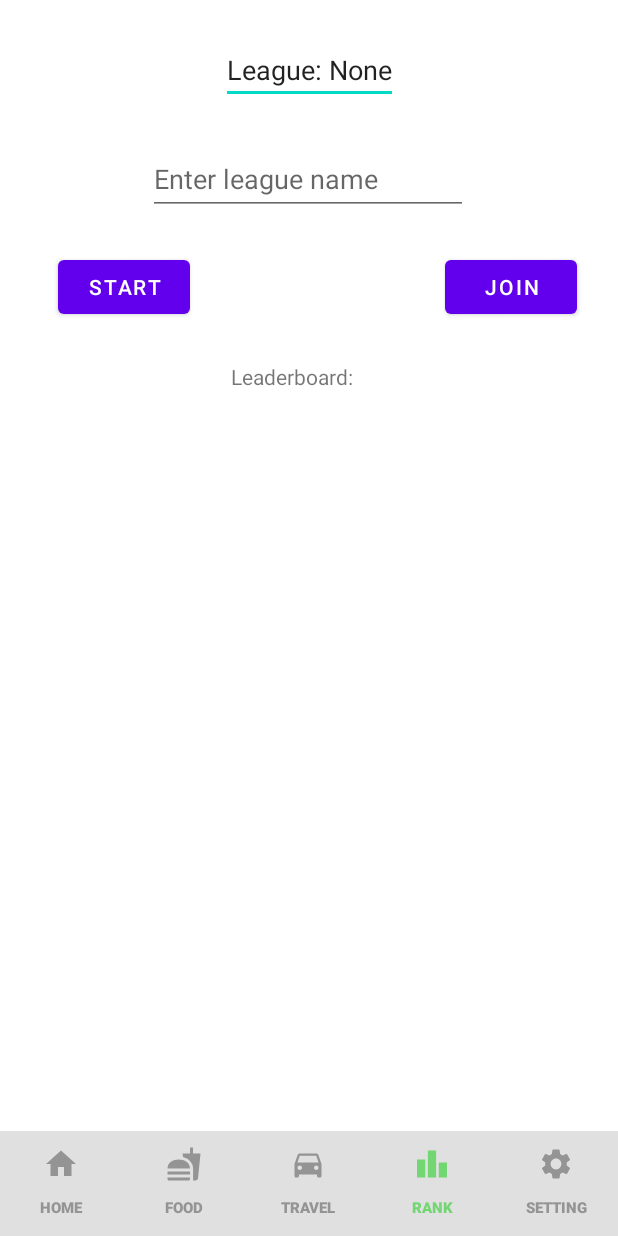
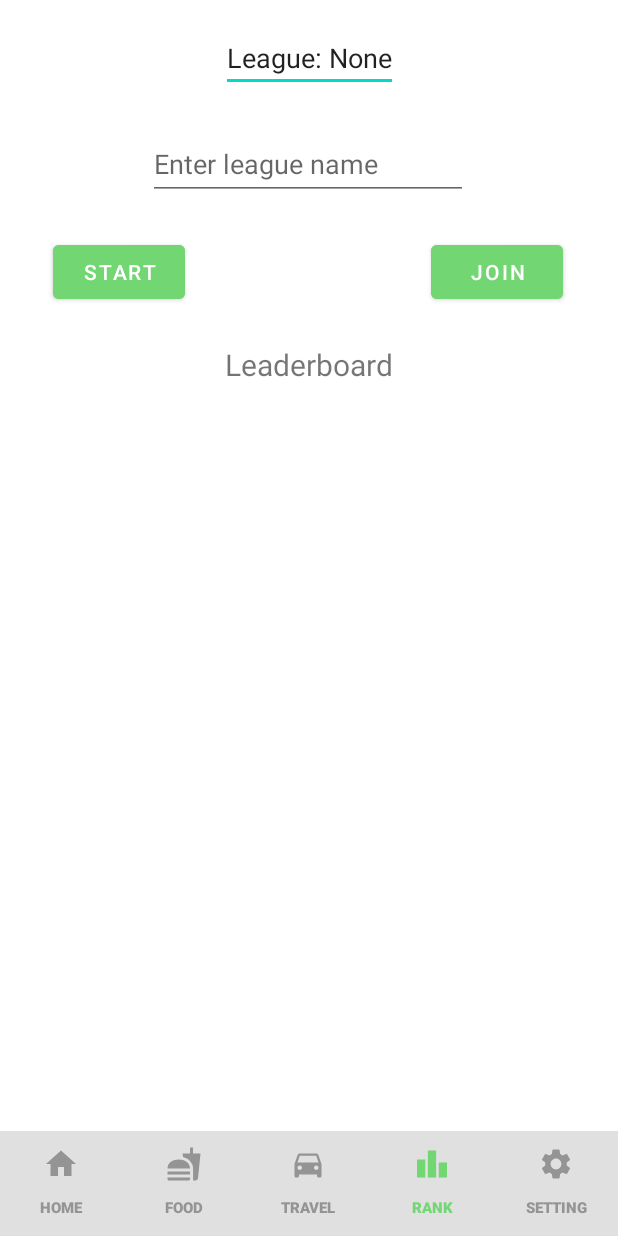
Before and after one commit to AlexNiu1/Carbon_E-Race, an Android app: the Leaderboard screen opened directly, with no data from a screen before it, on a phone screen of 412 x 824 dp. Run offline under Robolectric (Android 15) with nearby library versions, the phone set to English and light mode, and no system bars; Roboto replaces fonts that are not available here.

Commit message:
committed leaderboard error

```diff
--- a/app/src/main/java/com/example/carbone_raceapplication/Leaderboard.java
+++ b/app/src/main/java/com/example/carbone_raceapplication/Leaderboard.java
@@ -21,6 +21,8 @@ public class Leaderboard extends AppCompatActivity {
         setContentView(R.layout.activity_leaderboard);
         SharedPreferences prefs = getSharedPreferences("app", MODE_PRIVATE);
         String league = prefs.getString("league", null);
+        TextView errorText = findViewById(R.id.error);
+        errorText.setVisibility(View.INVISIBLE);
         if (league == null){
             findViewById(R.id.leaveleague).setEnabled(false);
             findViewById(R.id.leaveleague).setVisibility(View.INVISIBLE);
@@ -75,9 +77,11 @@ public class Leaderboard extends AppCompatActivity {
                 EditText name = findViewById(R.id.leaguename);
                 String newleague = name.getText().toString();
                 if (!newleague.matches("[a-zA-Z0-9]*")){
-                    name.setText("Error: League name is either not valid or already in use");
+                    //name.setText("Error: League name is either not valid or already in use");
+                    errorText.setVisibility(View.VISIBLE);
                 }
                 else {
+                    errorText.setVisibility(View.INVISIBLE);
                     SharedPreferences.Editor editor = prefs.edit();
                     editor.putString("league", newleague);
                     editor.apply();
@@ -120,11 +124,11 @@ public class Leaderboard extends AppCompatActivity {
                     TextView three = findViewById(R.id.thirdplace);
                     TextView four = findViewById(R.id.fourthplace);
                     TextView five = findViewById(R.id.fifthplace);
-                    one.setText("1st: " + arr.get(0) + " , " + al.get(0));
-                    two.setText("2nd: " + arr.get(1) + " , " + al.get(1));
-                    three.setText("3rd: " + arr.get(2) + " , " + al.get(2));
-                    four.setText("4th: " + arr.get(3) + " , " + al.get(3));
-                    five.setText("5th: " + arr.get(4) + " , " + al.get(4));
+                    one.setText("1st: " + arr.get(0) + ", " + al.get(0));
+                    two.setText("2nd: " + arr.get(1) + ", " + al.get(1));
+                    three.setText("3rd: " + arr.get(2) + ", " + al.get(2));
+                    four.setText("4th: " + arr.get(3) + ", " + al.get(3));
+                    five.setText("5th: " + arr.get(4) + ", " + al.get(4));
                 }
             }
         });
@@ -179,11 +183,11 @@ public class Leaderboard extends AppCompatActivity {
                     TextView three = findViewById(R.id.thirdplace);
                     TextView four = findViewById(R.id.fourthplace);
                     TextView five = findViewById(R.id.fifthplace);
-                    one.setText("1st: " + arr.get(0) + " , " + al.get(0));
-                    two.setText("2nd: " + arr.get(1) + " , " + al.get(1));
-                    three.setText("3rd: " + arr.get(2) + " , " + al.get(2));
-                    four.setText("4th: " + arr.get(3) + " , " + al.get(3));
-                    five.setText("5th: " + arr.get(4) + " , " + al.get(4));
+                    one.setText("1st: " + arr.get(0) + ", " + al.get(0));
+                    two.setText("2nd: " + arr.get(1) + ", " + al.get(1));
+                    three.setText("3rd: " + arr.get(2) + ", " + al.get(2));
+                    four.setText("4th: " + arr.get(3) + ", " + al.get(3));
+                    five.setText("5th: " + arr.get(4) + ", " + al.get(4));
                 }
             }
         });
--- /dev/null
+++ b/app/src/main/res/drawable/ic_baseline_error_outline_24.xml
@@ -0,0 +1,5 @@
+<vector android:height="24dp" android:tint="#CC0202"
+    android:viewportHeight="24" android:viewportWidth="24"
+    android:width="24dp" xmlns:android="http://schemas.android.com/apk/res/android">
+    <path android:fillColor="@android:color/white" android:pathData="M11,15h2v2h-2zM11,7h2v6h-2zM11.99,2C6.47,2 2,6.48 2,12s4.47,10 9.99,10C17.52,22 22,17.52 22,12S17.52,2 11.99,2zM12,20c-4.42,0 -8,-3.58 -8,-8s3.58,-8 8,-8 8,3.58 8,8 -3.58,8 -8,8z"/>
+</vector>
--- a/app/src/main/res/layout/activity_leaderboard.xml
+++ b/app/src/main/res/layout/activity_leaderboard.xml
@@ -93,36 +93,42 @@
 
     <TextView
         android:id="@+id/fifthplace"
-        android:layout_width="295dp"
-        android:layout_height="20dp"
-        android:layout_marginTop="24dp"
+        android:layout_width="286dp"
+        android:layout_height="22dp"
+        android:layout_marginTop="22dp"
+        android:textStyle="bold"
         app:layout_constraintEnd_toEndOf="parent"
         app:layout_constraintStart_toStartOf="parent"
         app:layout_constraintTop_toBottomOf="@+id/fourthplace" />
 
     <TextView
         android:id="@+id/fourthplace"
-        android:layout_width="294dp"
-        android:layout_height="16dp"
-        android:layout_marginTop="24dp"
+        android:layout_width="286dp"
+        android:layout_height="22dp"
+        android:layout_marginTop="22dp"
+        android:textStyle="bold"
         app:layout_constraintEnd_toEndOf="parent"
         app:layout_constraintStart_toStartOf="parent"
         app:layout_constraintTop_toBottomOf="@+id/thirdplace" />
 
     <TextView
         android:id="@+id/thirdplace"
-        android:layout_width="290dp"
-        android:layout_height="17dp"
-        android:layout_marginTop="28dp"
+        android:layout_width="286dp"
+        android:layout_height="22dp"
+        android:layout_marginTop="22dp"
+        android:textColor="#cd7f32"
+        android:textStyle="bold"
         app:layout_constraintEnd_toEndOf="parent"
         app:layout_constraintStart_toStartOf="parent"
         app:layout_constraintTop_toBottomOf="@+id/secondplace" />
 
     <TextView
         android:id="@+id/secondplace"
-        android:layout_width="289dp"
-        android:layout_height="19dp"
-        android:layout_marginTop="24dp"
+        android:layout_width="286dp"
+        android:layout_height="22dp"
+        android:layout_marginTop="22dp"
+        android:textColor="#aaa9ad"
+        android:textStyle="bold"
         app:layout_constraintEnd_toEndOf="parent"
         app:layout_constraintStart_toStartOf="parent"
         app:layout_constraintTop_toBottomOf="@+id/firstplace" />
@@ -131,7 +137,7 @@
         android:id="@+id/room"
         android:layout_width="wrap_content"
         android:layout_height="wrap_content"
-        android:layout_marginTop="24dp"
+        android:layout_marginTop="16dp"
         android:text="League: None"
         app:layout_constraintEnd_toEndOf="parent"
         app:layout_constraintStart_toStartOf="parent"
@@ -142,7 +148,8 @@
         android:layout_width="wrap_content"
         android:layout_height="wrap_content"
         android:layout_marginTop="24dp"
-        android:layout_marginEnd="44dp"
+        android:layout_marginEnd="38dp"
+        android:backgroundTint="#72D672"
         android:text="Start"
         app:layout_constraintEnd_toStartOf="@+id/leaveleague"
         app:layout_constraintTop_toBottomOf="@+id/leaguename" />
@@ -154,6 +161,7 @@
         android:layout_marginStart="38dp"
         android:layout_marginTop="24dp"
         android:text="Join"
+        android:backgroundTint="#72D672"
         app:layout_constraintStart_toEndOf="@+id/leaveleague"
         app:layout_constraintTop_toBottomOf="@+id/leaguename" />
 
@@ -172,14 +180,15 @@
         app:layout_constraintHorizontal_bias="0.497"
         app:layout_constraintStart_toStartOf="parent"
         app:layout_constraintTop_toBottomOf="@+id/room"
-        app:layout_constraintVertical_bias="0.574" />
+        app:layout_constraintVertical_bias="0.0" />
 
     <TextView
         android:id="@+id/boardtext"
-        android:layout_width="104dp"
+        android:layout_width="wrap_content"
         android:layout_height="25dp"
         android:layout_marginTop="24dp"
-        android:text="Leaderboard:"
+        android:text="Leaderboard"
+        android:textSize="20sp"
         app:layout_constraintEnd_toEndOf="parent"
         app:layout_constraintStart_toStartOf="parent"
         app:layout_constraintTop_toBottomOf="@+id/leaveleague" />
@@ -188,21 +197,36 @@
         android:id="@+id/leaveleague"
         android:layout_width="wrap_content"
         android:layout_height="wrap_content"
-        android:layout_marginTop="100dp"
+        android:layout_marginTop="96dp"
         android:layout_marginEnd="36dp"
+        android:backgroundTint="#72D672"
         android:text="Leave"
         app:layout_constraintEnd_toEndOf="parent"
-        app:layout_constraintHorizontal_bias="0.592"
+        app:layout_constraintHorizontal_bias="0.56"
         app:layout_constraintStart_toStartOf="parent"
         app:layout_constraintTop_toBottomOf="@+id/room" />
 
     <TextView
         android:id="@+id/firstplace"
         android:layout_width="286dp"
-        android:layout_height="23dp"
+        android:layout_height="22dp"
         android:layout_marginTop="16dp"
+        android:textColor="#d4af37"
+        android:textStyle="bold"
         app:layout_constraintEnd_toEndOf="parent"
         app:layout_constraintStart_toStartOf="parent"
         app:layout_constraintTop_toBottomOf="@+id/boardtext" />
 
+    <TextView
+        android:id="@+id/error"
+        android:layout_width="wrap_content"
+        android:layout_height="wrap_content"
+        android:text="Error: League name is either not valid or already in use"
+        android:textColor="#CC0202"
+        android:drawableLeft="@drawable/ic_baseline_error_outline_24"
+        app:layout_constraintEnd_toEndOf="parent"
+        app:layout_constraintStart_toStartOf="parent"
+        app:layout_constraintTop_toBottomOf="@+id/leaguename"
+        tools:visibility="invisible" />
+
 </androidx.constraintlayout.widget.ConstraintLayout>
```
